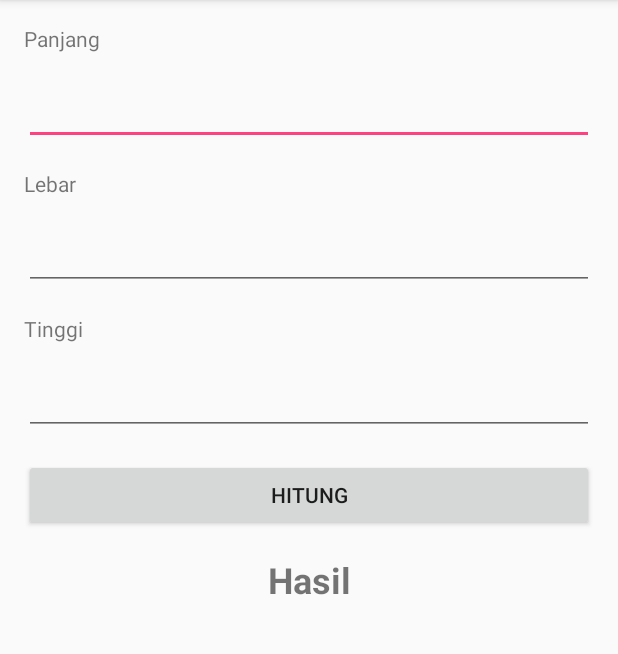
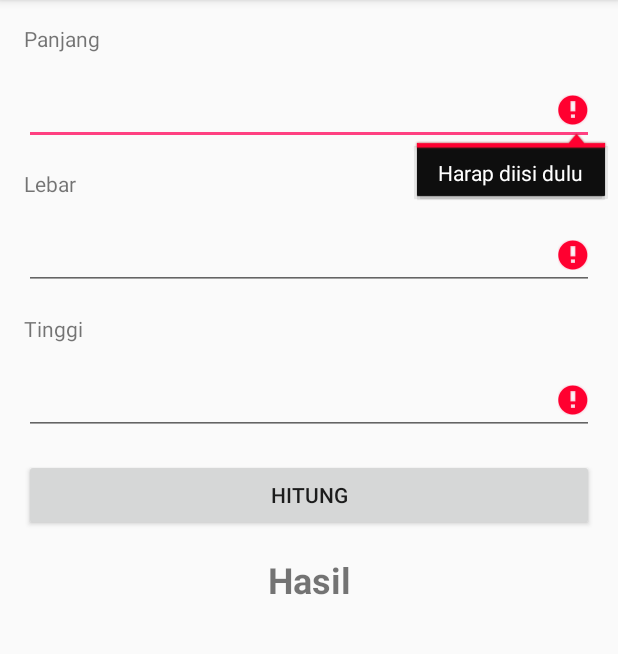
Before and after one commit to muhamadsyafii/BarVolume, an Android app: the screen it shows after launch (MainActivity), after a tap on "HITUNG", on a phone screen of 412 x 824 dp, the part 84-738 px from its top. Run offline under Robolectric (Android 15) with nearby library versions, the phone set to English and light mode, and no system bars.

Commit message:
adding code logic java

```diff
--- a/app/src/main/java/com/example/upil/barvolume/MainActivity.java
+++ b/app/src/main/java/com/example/upil/barvolume/MainActivity.java
@@ -1,34 +1,72 @@
 package com.example.upil.barvolume;
 
+import android.content.Context;
 import android.support.v7.app.AppCompatActivity;
 import android.os.Bundle;
+import android.text.TextUtils;
 import android.view.View;
+import android.view.inputmethod.InputMethodManager;
 import android.widget.Button;
 import android.widget.EditText;
 import android.widget.TextView;
 
 import java.security.PrivateKey;
 
-public class MainActivity extends AppCompatActivity implements View.OnClickListener{
+public class MainActivity extends AppCompatActivity implements View.OnClickListener {
 
     private EditText edtWidht, edtHeight, edtLength;
     private Button btnCalculate;
     private TextView tvResult;
+    boolean isEmptyFields = false;
 
     @Override
     protected void onCreate(Bundle savedInstanceState) {
         super.onCreate(savedInstanceState);
         setContentView(R.layout.activity_main);
-        edtWidht = (EditText)findViewById(R.id.edt_width);
-        edtHeight = (EditText)findViewById(R.id.edt_height);
-        edtLength = (EditText)findViewById(R.id.edt_lenght);
-        btnCalculate = (Button) findViewById(R.id.btn_calculate);
-        tvResult = (TextView)findViewById(R.id.tv_result);
+        edtWidht = findViewById(R.id.edt_width);
+        edtHeight = findViewById(R.id.edt_height);
+        edtLength = findViewById(R.id.edt_lenght);
+        btnCalculate = findViewById(R.id.btn_calculate);
+        tvResult = findViewById(R.id.tv_result);
         btnCalculate.setOnClickListener(this);
     }
 
     @Override
     public void onClick(View v) {
+        if (v.getId() == R.id.btn_calculate) {
+            String widht = edtWidht.getText().toString().trim();
+            String height = edtHeight.getText().toString().trim();
+            String length = edtLength.getText().toString().trim();
+
+            if (TextUtils.isEmpty(widht)) {
+                edtWidht.setError("Harap diisi dulu");
+                isEmptyFields = true;
+            }
+            if (TextUtils.isEmpty(height)) {
+                isEmptyFields = true;
+                edtHeight.setError("Harap diisi dulu");
+            }
+            if (TextUtils.isEmpty(length)) {
+                isEmptyFields = true;
+                edtLength.setError("Harap diisi dulu");
+            }
+            if (!isEmptyFields){
+                double l = Double.parseDouble(length);
+                double w = Double.parseDouble(widht);
+                double h = Double.parseDouble(length);
+                double volume = l * w *h;
+                tvResult.setText(String.valueOf(volume));
+            }
+        }
+        hideKeyboard();
 
     }
+
+    private void hideKeyboard() {
+        View view = this.getCurrentFocus();
+        if (view != null) {
+            InputMethodManager imm = (InputMethodManager) getSystemService(Context.INPUT_METHOD_SERVICE);
+            imm.hideSoftInputFromWindow(view.getWindowToken(), 0);
+        }
+    }
 }
```
